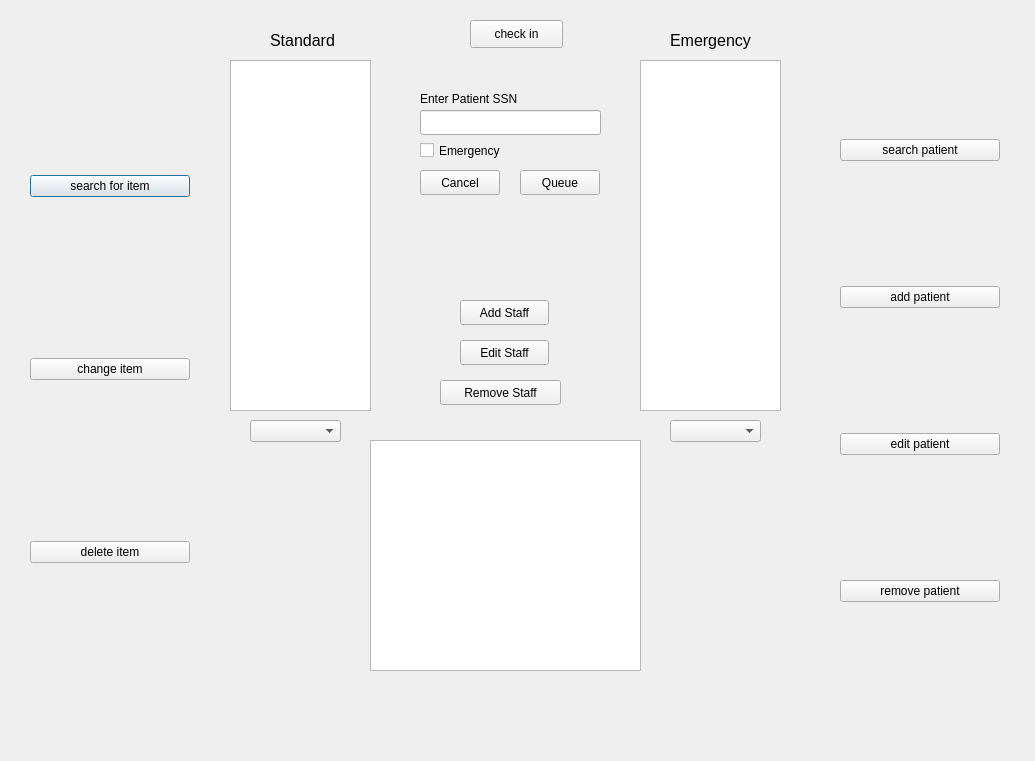
The window that maindirectory.ui (oracle-ryuu/SimpleSerums_radical_redo) describes before a commit, drawn with Qt 5.
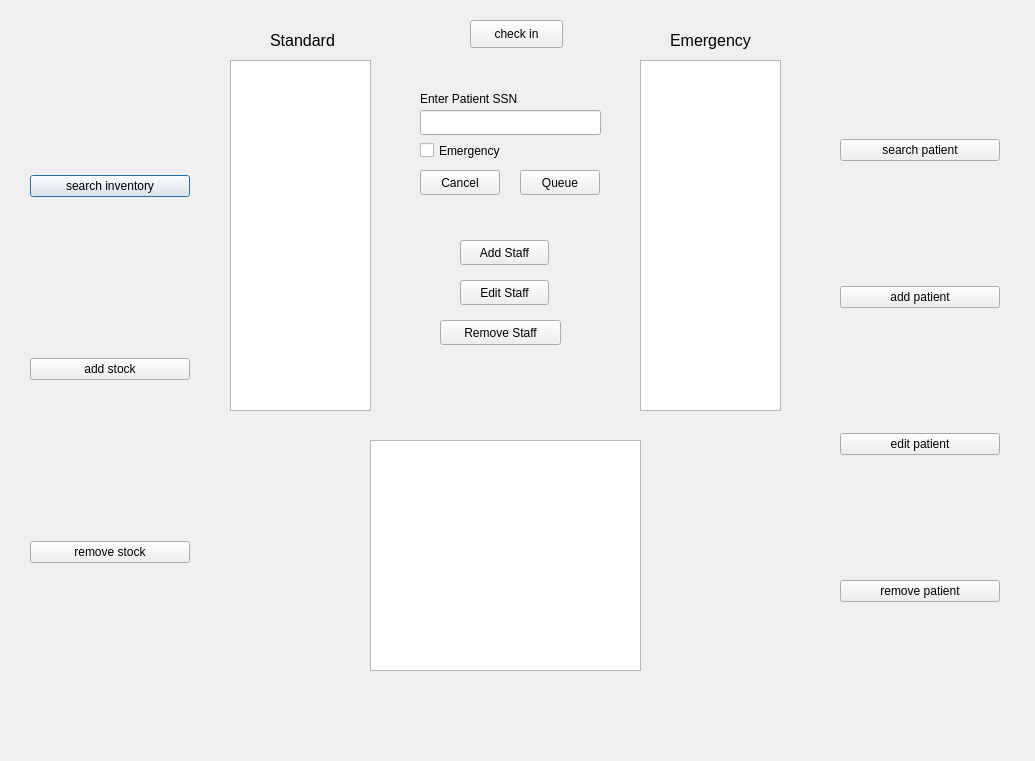
The same window after the commit. Icons and pictures are not drawn.

Commit message: "bg images"

```diff
--- a/maindirectory.ui
+++ b/maindirectory.ui
@@ -13,6 +13,9 @@
   <property name="windowTitle">
    <string>Dialog</string>
   </property>
+  <property name="styleSheet">
+   <string notr="true">background-image: url(:/img/img/BG3.png);</string>
+  </property>
   <widget class="QWidget" name="verticalLayoutWidget">
    <property name="geometry">
     <rect>
@@ -26,21 +29,21 @@
     <item>
      <widget class="QPushButton" name="pushButton_3">
       <property name="text">
-       <string>search for item</string>
+       <string>search inventory</string>
       </property>
      </widget>
     </item>
     <item>
      <widget class="QPushButton" name="pushButton_2">
       <property name="text">
-       <string>change item</string>
+       <string>add stock</string>
       </property>
      </widget>
     </item>
     <item>
      <widget class="QPushButton" name="pushButton">
       <property name="text">
-       <string>delete item</string>
+       <string>remove stock</string>
       </property>
      </widget>
     </item>
@@ -231,7 +234,7 @@
    <property name="geometry">
     <rect>
      <x>460</x>
-     <y>300</y>
+     <y>240</y>
      <width>89</width>
      <height>25</height>
     </rect>
@@ -244,7 +247,7 @@
    <property name="geometry">
     <rect>
      <x>460</x>
-     <y>340</y>
+     <y>280</y>
      <width>89</width>
      <height>25</height>
     </rect>
@@ -257,7 +260,7 @@
    <property name="geometry">
     <rect>
      <x>440</x>
-     <y>380</y>
+     <y>320</y>
      <width>121</width>
      <height>25</height>
     </rect>
@@ -266,26 +269,6 @@
     <string>Remove Staff</string>
    </property>
   </widget>
-  <widget class="QComboBox" name="comboBox">
-   <property name="geometry">
-    <rect>
-     <x>250</x>
-     <y>420</y>
-     <width>91</width>
-     <height>22</height>
-    </rect>
-   </property>
-  </widget>
-  <widget class="QComboBox" name="comboBox_2">
-   <property name="geometry">
-    <rect>
-     <x>670</x>
-     <y>420</y>
-     <width>91</width>
-     <height>22</height>
-    </rect>
-   </property>
-  </widget>
  </widget>
  <resources/>
  <connections>
```
The commit also changes 111 other files.
